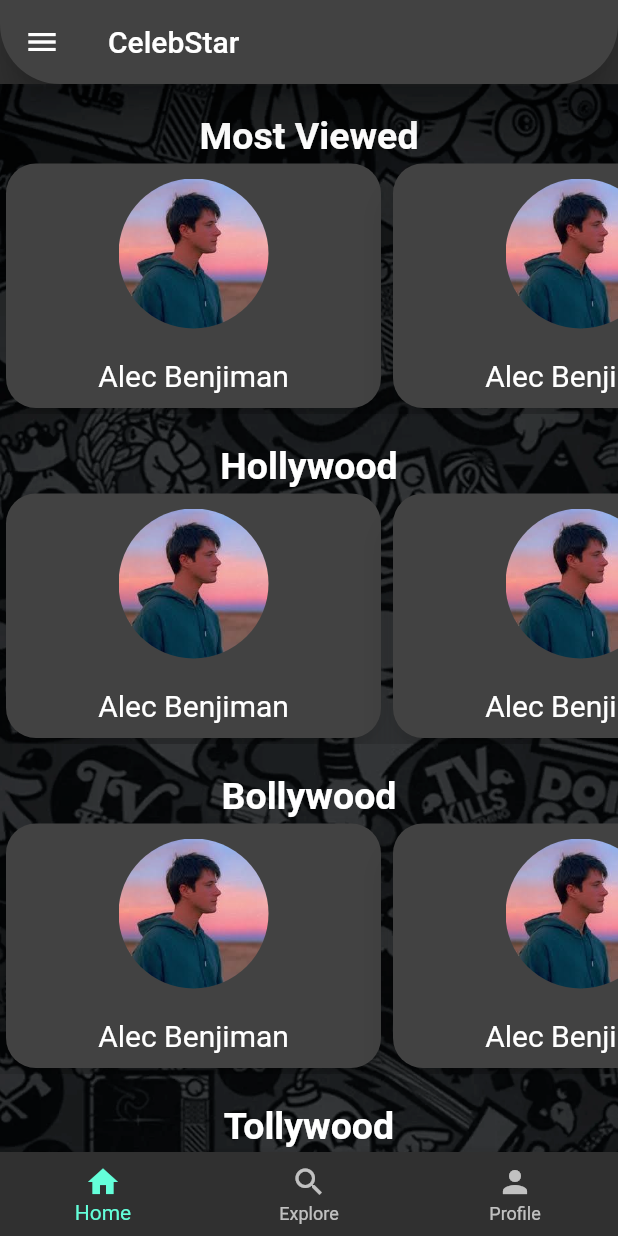
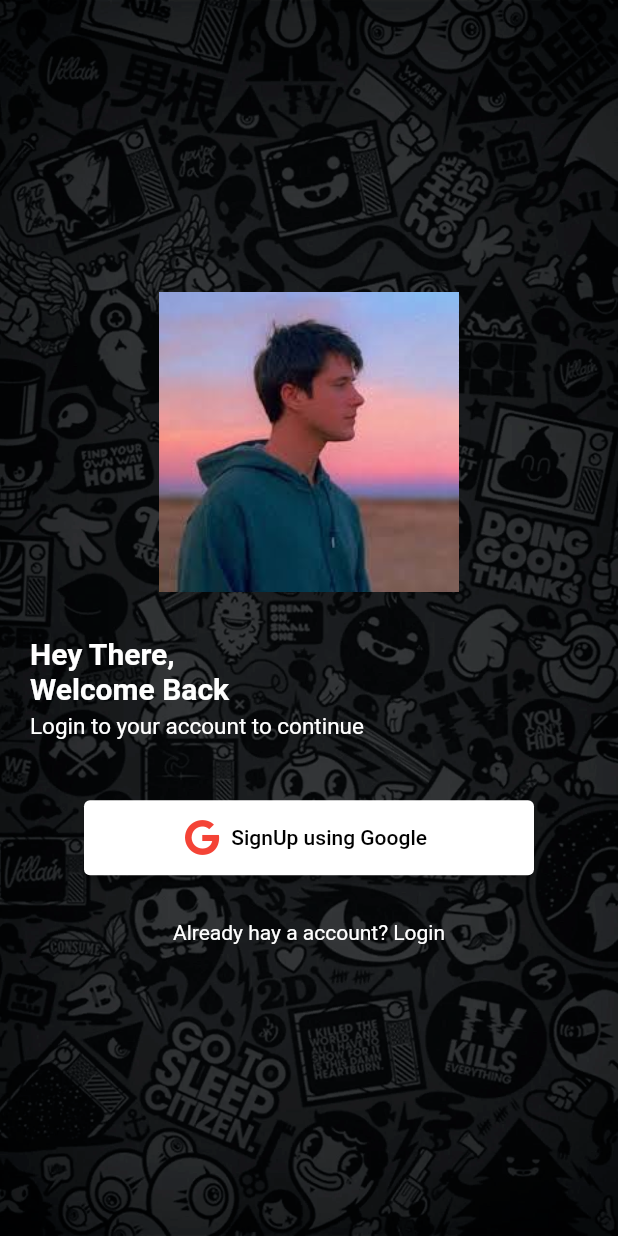
Before and after one commit to Naval-surange/celebStar, a Flutter app: the screen it shows after launch, on a phone screen of 412 x 824 dp. Run offline on Flutter 3.47's test engine with Material 2 defaults, Android fonts, the phone set to English and light mode, and no system bars; our stand-ins replace firebase_auth, firebase_core, font_awesome_flutter, google_sign_in; accounts and stored records are empty.

Commit message:
breaked bottom navigation bar into its own file and added google auth option

```diff
--- /dev/null
+++ b/lib/Login.dart
@@ -0,0 +1,92 @@
+import 'package:flutter/material.dart';
+import 'package:font_awesome_flutter/font_awesome_flutter.dart';
+
+import 'package:celebstar/providers/GoogleSignin.dart';
+import 'package:provider/provider.dart';
+
+class Login extends StatelessWidget {
+  const Login({Key? key}) : super(key: key);
+
+  @override
+  Widget build(BuildContext context) {
+    return Container(
+      width: double.infinity,
+      decoration: const BoxDecoration(
+        image: DecorationImage(
+          image: AssetImage("assets/images/background.png"),
+          fit: BoxFit.cover,
+        ),
+      ),
+      child: Column(
+        children: <Widget>[
+          const Spacer(),
+          Image.asset(
+            "assets/images/placeholder.jpeg",
+            width: 200,
+          ),
+          const SizedBox(
+            height: 30,
+          ),
+          Container(
+            width: double.infinity,
+            padding: const EdgeInsets.only(left: 20),
+            child: const Text(
+              "Hey There,\nWelcome Back",
+              style: TextStyle(
+                fontSize: 20,
+                color: Colors.white,
+                fontWeight: FontWeight.bold,
+              ),
+              textAlign: TextAlign.left,
+            ),
+          ),
+          Container(
+            width: double.infinity,
+            padding: const EdgeInsets.only(top: 5, left: 20),
+            child: const Text(
+              "Login to your account to continue",
+              style: TextStyle(
+                fontSize: 15,
+                color: Colors.white,
+              ),
+              textAlign: TextAlign.left,
+            ),
+          ),
+          const SizedBox(
+            height: 40,
+          ),
+          ElevatedButton.icon(
+            style: ElevatedButton.styleFrom(
+                primary: Colors.white,
+                onPrimary: Colors.black,
+                minimumSize: const Size(300, 50)),
+            onPressed: () {
+              final googleProvider =
+                  Provider.of<GoogleSigninProvider>(context, listen: false);
+              googleProvider.googleLogin();
+            },
+            icon: const FaIcon(
+              FontAwesomeIcons.google,
+              color: Colors.red,
+            ),
+            label: const Text("SignUp using Google"),
+          ),
+          const SizedBox(
+            height: 30,
+          ),
+          const SizedBox(
+            width: double.infinity,
+            child: Text(
+              "Already hay a account? Login",
+              textAlign: TextAlign.center,
+              style: TextStyle(
+                color: Colors.white,
+              ),
+            ),
+          ),
+          const Spacer(),
+        ],
+      ),
+    );
+  }
+}
--- a/lib/card.dart
+++ b/lib/card.dart
@@ -59,7 +59,8 @@ class CardList extends StatelessWidget {
       child: Column(
         children: [
           Container(
-            margin: const EdgeInsets.only(top: 20),
+            margin: const EdgeInsets.only(top: 20, left: 20),
+            width: double.infinity,
             child: Text(
               title,
               textAlign: TextAlign.left,
--- a/lib/main.dart
+++ b/lib/main.dart
@@ -1,23 +1,40 @@
+// libraries
 import 'package:flutter/material.dart';
 import 'package:flutter/services.dart';
+import 'package:provider/provider.dart';
+import 'package:firebase_core/firebase_core.dart';
 
+//pages
+import 'package:celebstar/Login.dart';
 import 'package:celebstar/appBar.dart';
 import 'package:celebstar/home.dart';
 import 'package:celebstar/explore.dart';
 import 'package:celebstar/profile.dart';
 
-void main() {
-  runApp(MyApp());
+//providers
+import 'package:celebstar/providers/PageIndex.dart';
+import 'package:celebstar/providers/GoogleSignin.dart';
+
+Future main() async {
+  WidgetsFlutterBinding.ensureInitialized();
+  await Firebase.initializeApp();
+  runApp(
+    MultiProvider(
+      providers: [
+        ChangeNotifierProvider(
+          create: (_) => PageIndexProvider(),
+        ),
+        ChangeNotifierProvider(
+          create: (_) => GoogleSigninProvider(),
+        ),
+      ],
+      child: MyApp(),
+    ),
+  );
   SystemChrome.setEnabledSystemUIMode(SystemUiMode.immersiveSticky);
 }
 
-class MyApp extends StatefulWidget {
-  @override
-  State<MyApp> createState() => _MyAppState();
-}
-
-class _MyAppState extends State<MyApp> {
-  var _currentIndex = 0;
+class MyApp extends StatelessWidget {
   var pages = [
     HomePage(),
     ExplorePage(),
@@ -25,33 +42,29 @@ class _MyAppState extends State<MyApp> {
   ];
   @override
   Widget build(BuildContext context) {
+    var currentIndex = context.watch<PageIndexProvider>().index;
+    var user = context.watch<GoogleSigninProvider>().user;
+    if (user == null) {
+      return MaterialApp(
+        title: 'Celebstar',
+        theme: ThemeData(
+          primarySwatch: Colors.blue,
+          visualDensity: VisualDensity.adaptivePlatformDensity,
+        ),
+        home: const Scaffold(
+          body: Login(),
+        ),
+      );
+    } else {
       return MaterialApp(
         home: Scaffold(
-        body: pages[_currentIndex],
+          body: pages[currentIndex],
           appBar: const AppBarWidget(),
           drawer: const NavDrawer(),
-        bottomNavigationBar: BottomNavigationBar(
-          currentIndex: _currentIndex,
-          onTap: (index) => setState(() {
-            _currentIndex = index;
-          }),
-          items: const [
-            BottomNavigationBarItem(
-              icon: Icon(Icons.home),
-              label: 'Home',
-            ),
-            BottomNavigationBarItem(
-              icon: Icon(Icons.search),
-              label: 'Explore',
-            ),
-            BottomNavigationBarItem(
-              icon: Icon(Icons.person),
-              label: 'Profile',
-            ),
-          ],
-        ),
+          bottomNavigationBar: BottomNavBar(),
         ),
         theme: ThemeData.dark(),
       );
     }
   }
+}
--- /dev/null
+++ b/lib/providers/PageIndex.dart
@@ -0,0 +1,12 @@
+import 'package:flutter/material.dart';
+
+class PageIndexProvider extends ChangeNotifier {
+  int _index = 0;
+
+  int get index => _index;
+
+  void setIndex(int value) {
+    _index = value;
+    notifyListeners();
+  }
+}
--- a/pubspec.yaml
+++ b/pubspec.yaml
@@ -34,6 +34,10 @@ dependencies:
   # The following adds the Cupertino Icons font to your application.
   # Use with the CupertinoIcons class for iOS style icons.
   cupertino_icons: ^1.0.2
+  provider: ^6.0.3
+  firebase_auth: ^3.4.1
+  google_sign_in: ^5.4.0
+  font_awesome_flutter: ^10.1.0
 
 dev_dependencies:
   flutter_test:
```
Also changed, not shown: lib/appBar.dart (+45 -10 lines), lib/providers/GoogleSignin.dart (added, +31 -0 lines), lib/threadCard.dart (added, +10 -0 lines), pubspec.lock, 4 other files. Lines whose indentation alone changed are shown as unchanged.
